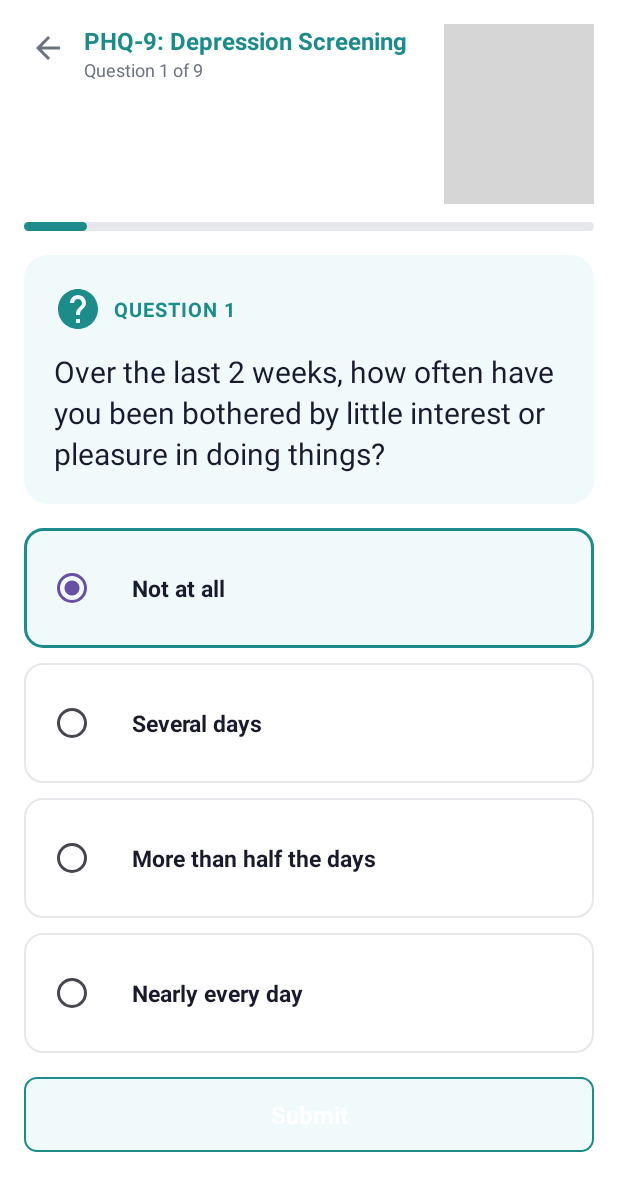
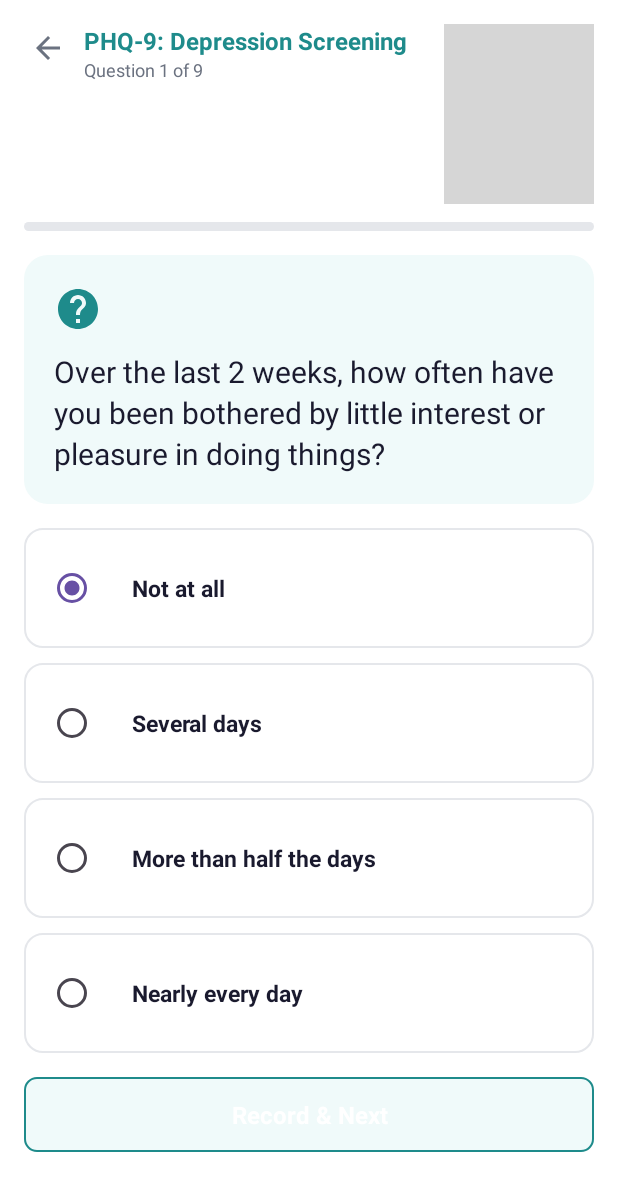
Before and after one commit to vishnu-kalaparty/hoohacks, an Android app: the ScreeningActivity screen opened directly, with no data from a screen before it, after a tap on "Not at all", on a phone screen of 412 x 824 dp. Shown: the top 1191 px of the screen. Run offline under Robolectric (Android 15) with nearby library versions, the light colour scheme and no system bars; libraries missing offline, so code that uses them is left out: androidx.camera.view, com.presagetech.smartspectra; plain views replace PreviewView; 5 statements that could not run were skipped; grey boxes are pictures that could not be loaded.

Commit message:
Implemented presage with questionaire

```diff
--- a/android_app/app/src/main/java/com/example/cadence/ScreeningActivity.kt
+++ b/android_app/app/src/main/java/com/example/cadence/ScreeningActivity.kt
@@ -12,15 +12,13 @@ import android.widget.RadioButton
 import android.widget.TextView
 import android.widget.Toast
 import androidx.activity.enableEdgeToEdge
+import androidx.activity.result.contract.ActivityResultContracts
 import androidx.appcompat.app.AppCompatActivity
-import androidx.camera.core.CameraSelector
-import androidx.camera.core.Preview
-import androidx.camera.lifecycle.ProcessCameraProvider
-import androidx.camera.view.PreviewView
 import androidx.core.app.ActivityCompat
 import androidx.core.content.ContextCompat
 import androidx.core.view.ViewCompat
 import androidx.core.view.WindowInsetsCompat
+import com.presagetech.smartspectra.SmartSpectraSdk
 
 class ScreeningActivity : AppCompatActivity() {
 
@@ -29,6 +27,21 @@ class ScreeningActivity : AppCompatActivity() {
     private lateinit var scores: IntArray
     private lateinit var questions: Array<String>
     private lateinit var screeningTitle: String
+
+    private lateinit var tvQuestionCounter: TextView
+//    private lateinit var tvQuestionLabel: TextView
+    private lateinit var tvQuestionText: TextView
+    private lateinit var progressFill: View
+    private lateinit var answerCards: Array<LinearLayout>
+    private lateinit var radioButtons: Array<RadioButton>
+    private lateinit var btnSubmit: TextView
+    private var selectedAnswer = -1
+
+    private var sdk: SmartSpectraSdk? = null
+
+    // --- THE HACKY FIX: THE LOCK ---
+    // This prevents the "Buffer Received" from moving the question twice
+    private var isWaitingForData = false
 
     companion object {
         private val PHQ9_QUESTIONS = arrayOf(
@@ -42,196 +55,163 @@ class ScreeningActivity : AppCompatActivity() {
             "Over the last 2 weeks, how often have you been bothered by moving or speaking so slowly that other people could have noticed? Or the opposite — being so fidgety or restless that you have been moving around a lot more than usual?",
             "Over the last 2 weeks, how often have you been bothered by thoughts that you would be better off dead, or of hurting yourself in some way?"
         )
-
-        private val GAD7_QUESTIONS = arrayOf(
-            "Over the last 2 weeks, how often have you been bothered by feeling nervous, anxious, or on edge?",
-            "Over the last 2 weeks, how often have you been bothered by not being able to stop or control worrying?",
-            "Over the last 2 weeks, how often have you been bothered by worrying too much about different things?",
-            "Over the last 2 weeks, how often have you been bothered by trouble relaxing?",
-            "Over the last 2 weeks, how often have you been bothered by being so restless that it is hard to sit still?",
-            "Over the last 2 weeks, how often have you been bothered by becoming easily annoyed or irritable?",
-            "Over the last 2 weeks, how often have you been bothered by feeling afraid, as if something awful might happen?"
-        )
     }
-
-    private lateinit var tvQuestionCounter: TextView
-    private lateinit var tvQuestionLabel: TextView
-    private lateinit var tvQuestionText: TextView
-    private lateinit var progressFill: View
-    private lateinit var answerCards: Array<LinearLayout>
-    private lateinit var radioButtons: Array<RadioButton>
-    private lateinit var btnSubmit: TextView
-    private var selectedAnswer = -1
 
     override fun onCreate(savedInstanceState: Bundle?) {
         super.onCreate(savedInstanceState)
         enableEdgeToEdge()
         setContentView(R.layout.activity_screening)
-        ViewCompat.setOnApplyWindowInsetsListener(findViewById(R.id.main)) { v, insets ->
-            val systemBars = insets.getInsets(WindowInsetsCompat.Type.systemBars())
-            v.setPadding(systemBars.left, systemBars.top, systemBars.right, systemBars.bottom)
-            insets
-        }
 
-        // Load correct question set based on intent extra
-        val screeningType = intent.getStringExtra(SelectScreeningActivity.EXTRA_SCREENING_TYPE)
-            ?: SelectScreeningActivity.TYPE_PHQ9
+        setupUI()
+        setupPresageSDK()
+        displayQuestion()
+    }
 
-        if (screeningType == SelectScreeningActivity.TYPE_GAD7) {
-            questions = GAD7_QUESTIONS
-            screeningTitle = getString(R.string.screening_title_gad7)
-        } else {
-            questions = PHQ9_QUESTIONS
-            screeningTitle = getString(R.string.screening_title)
-        }
+    private fun setupUI() {
+        questions = PHQ9_QUESTIONS
         totalQuestions = questions.size
         scores = IntArray(totalQuestions)
 
         tvQuestionCounter = findViewById(R.id.tvQuestionCounter)
-        tvQuestionLabel = findViewById(R.id.tvQuestionLabel)
+//        tvQuestionLabel = findViewById(R.id.tvQuestionLabel)
         tvQuestionText = findViewById(R.id.tvQuestionText)
         progressFill = findViewById(R.id.screeningProgressFill)
-
-        val tvScreeningTitle = findViewById<TextView>(R.id.tvScreeningTitle)
-        tvScreeningTitle.text = screeningTitle
-
-        answerCards = arrayOf(
-            findViewById(R.id.answer0),
-            findViewById(R.id.answer1),
-            findViewById(R.id.answer2),
-            findViewById(R.id.answer3)
-        )
-
-        radioButtons = arrayOf(
-            findViewById(R.id.radio0),
-            findViewById(R.id.radio1),
-            findViewById(R.id.radio2),
-            findViewById(R.id.radio3)
-        )
-
         btnSubmit = findViewById(R.id.btnSubmitAnswer)
 
-        val btnBack = findViewById<ImageView>(R.id.btnScreeningBack)
-        btnBack.setOnClickListener { finish() }
+        answerCards = arrayOf(findViewById(R.id.answer0), findViewById(R.id.answer1), findViewById(R.id.answer2), findViewById(R.id.answer3))
+        radioButtons = arrayOf(findViewById(R.id.radio0), findViewById(R.id.radio1), findViewById(R.id.radio2), findViewById(R.id.radio3))
 
-        // Set up answer card click listeners
         for (i in answerCards.indices) {
             answerCards[i].setOnClickListener { selectAnswer(i) }
         }
 
-        // Submit button
-        btnSubmit.setOnClickListener { submitAnswer() }
+        btnSubmit.setOnClickListener {
+            if (selectedAnswer < 0) return@setOnClickListener
 
-        // Display initial question
-        displayQuestion()
+            // Start the sequence
+            isWaitingForData = true
+            if (checkPermissions()) {
+                launchPresageCamera()
+            } else {
+                requestPermissions()
+            }
+        }
+    }
 
-        // Start camera preview - TEMPORARILY DISABLED FOR DEBUGGING
-        // if (checkCameraPermission()) {
-        //     startCamera()
-        // } else {
-        //     requestCameraPermission()
-        // }
+    private fun setupPresageSDK() {
+        try {
+            SmartSpectraSdk.initialize(this.applicationContext)
+            sdk = SmartSpectraSdk.getInstance()
+            sdk?.setApiKey("q3aQxmrSky5XLokq8Js0Q3OcTkzsJ6244fz3gzLw")
+            sdk?.setMeasurementDuration(20.0)
+
+            sdk?.setMetricsBufferObserver { buffer ->
+                runOnUiThread {
+                    // ONLY move if we are actually waiting for data for the CURRENT question
+                    if (isWaitingForData) {
+                        Log.d("PresageTest", "Final Buffer Received for Question ${currentQuestion + 1}")
+
+                        // Process your data here if needed..
+                        if (buffer.hasPulse() && buffer.pulse.rateCount > 0) {
+                            val pulse = buffer.pulse.getRate(buffer.pulse.rateCount - 1).value
+//                            tvHeartRate.text = String.format("%.0f", pulse)
+                            Log.i("PresageTest", "Final HR: $pulse")
+                        }
+
+                        // Final Respiration Rate from buffer
+                        if (buffer.hasBreathing() && buffer.breathing.rateCount > 0) {
+                            val resp = buffer.breathing.getRate(buffer.breathing.rateCount - 1).value
+//                            tvRespRate.text = String.format("%.0f", resp)
+                            Log.i("PresageTest", "Final Resp: $resp")
+                        }
+
+                        isWaitingForData = false // Unlock
+                        moveToNextQuestion()
+                    }
+                }
+            }
+        } catch (e: Exception) {
+            Log.e("PresageTest", "Setup failed", e)
+        }
+    }
+
+    private val presageLauncher = registerForActivityResult(
+        ActivityResultContracts.StartActivityForResult()
+    ) { _ ->
+        Log.d("PresageTest", "Camera Activity Closed. Waiting for background buffer...")
+    }
+
+    private fun launchPresageCamera() {
+        try {
+            val intent = Intent()
+            intent.setClassName(this, "com.presagetech.smartspectra.ui.SmartSpectraActivity")
+            intent.addFlags(Intent.FLAG_ACTIVITY_NO_HISTORY)
+            presageLauncher.launch(intent)
+        } catch (e: Exception) {
+            isWaitingForData = false
+            moveToNextQuestion()
+        }
+    }
+
+    private fun moveToNextQuestion() {
+        runOnUiThread {
+            // Unlock the state immediately
+            isWaitingForData = false
+
+            if (currentQuestion < totalQuestions - 1) {
+                currentQuestion++
+                Log.d("PresageTest", "Incrementing to: $currentQuestion")
+
+                displayQuestion()
+
+                // HACK: Sometimes the camera activity gets "stuck" in front.
+                // This ensures your ScreeningActivity is visible again.
+                val intent = Intent(this, ScreeningActivity::class.java)
+                intent.addFlags(Intent.FLAG_ACTIVITY_REORDER_TO_FRONT)
+                startActivity(intent)
+
+            } else {
+                finishScreening()
+            }
+        }
     }
 
     private fun displayQuestion() {
         tvQuestionCounter.text = "Question ${currentQuestion + 1} of $totalQuestions"
-        tvQuestionLabel.text = "QUESTION ${currentQuestion + 1}"
         tvQuestionText.text = questions[currentQuestion]
-
-        // Update progress bar
-        progressFill.post {
-            val parent = progressFill.parent as View
-            val params = progressFill.layoutParams
-            params.width = (parent.width * ((currentQuestion + 1).toFloat() / totalQuestions)).toInt()
-            progressFill.layoutParams = params
-        }
-
-        // Reset answer selection
         selectedAnswer = -1
-        for (i in radioButtons.indices) {
-            radioButtons[i].isChecked = false
-            answerCards[i].setBackgroundResource(R.drawable.answer_card_background)
-        }
-
-        // Disable submit button
+        radioButtons.forEach { it.isChecked = false }
+        btnSubmit.isEnabled = false
         btnSubmit.alpha = 0.4f
-        btnSubmit.isEnabled = false
+        btnSubmit.text = "Record & Next" // Clear instruction for the user
     }
 
     private fun selectAnswer(score: Int) {
         selectedAnswer = score
-
-        // Update visual state
-        for (i in radioButtons.indices) {
-            radioButtons[i].isChecked = (i == score)
-            answerCards[i].setBackgroundResource(
-                if (i == score) R.drawable.answer_card_selected
-                else R.drawable.answer_card_background
-            )
-        }
-
-        // Store score
         scores[currentQuestion] = score
-
-        // Enable submit button
+        radioButtons.forEachIndexed { i, rb -> rb.isChecked = (i == score) }
+        btnSubmit.isEnabled = true
         btnSubmit.alpha = 1.0f
-        btnSubmit.isEnabled = true
-    }
-
-    private fun submitAnswer() {
-        if (selectedAnswer < 0) return
-
-        if (currentQuestion < totalQuestions - 1) {
-            currentQuestion++
-            displayQuestion()
-        } else {
-            finishScreening()
-        }
     }
 
     private fun finishScreening() {
         val intent = Intent(this, BreatheActivity::class.java)
         intent.putExtra("total_score", scores.sum())
-        intent.putExtra("screening_type",
-            getIntent().getStringExtra(SelectScreeningActivity.EXTRA_SCREENING_TYPE) ?: SelectScreeningActivity.TYPE_PHQ9)
         startActivity(intent)
         finish()
     }
 
-    private fun startCamera() {
-        val cameraProviderFuture = ProcessCameraProvider.getInstance(this)
-        cameraProviderFuture.addListener({
-            try {
-                val cameraProvider = cameraProviderFuture.get()
-                val preview = Preview.Builder().build()
-                val previewView = findViewById<PreviewView>(R.id.cameraPreview)
-                preview.setSurfaceProvider(previewView.surfaceProvider)
+    private fun checkPermissions() = ContextCompat.checkSelfPermission(
+        this, Manifest.permission.CAMERA) == PackageManager.PERMISSION_GRANTED
 
-                val cameraSelector = CameraSelector.DEFAULT_FRONT_CAMERA
-                cameraProvider.unbindAll()
-                cameraProvider.bindToLifecycle(this, cameraSelector, preview)
-            } catch (e: Exception) {
-                Log.e("ScreeningActivity", "Camera bind failed", e)
-            }
-        }, ContextCompat.getMainExecutor(this))
-    }
-
-    private fun checkCameraPermission(): Boolean {
-        return ContextCompat.checkSelfPermission(
-            this, Manifest.permission.CAMERA
-        ) == PackageManager.PERMISSION_GRANTED
-    }
-
-    private fun requestCameraPermission() {
+    private fun requestPermissions() {
         ActivityCompat.requestPermissions(this, arrayOf(Manifest.permission.CAMERA), 101)
     }
 
     override fun onRequestPermissionsResult(rc: Int, p: Array<out String>, g: IntArray) {
         super.onRequestPermissionsResult(rc, p, g)
         if (rc == 101 && g.isNotEmpty() && g[0] == PackageManager.PERMISSION_GRANTED) {
-            startCamera()
-        } else {
-            Toast.makeText(this, "Camera permission required for screening", Toast.LENGTH_LONG).show()
+            launchPresageCamera()
         }
     }
 }
--- a/android_app/app/src/main/res/layout/activity_screening.xml
+++ b/android_app/app/src/main/res/layout/activity_screening.xml
@@ -32,7 +32,7 @@
                 android:padding="4dp"
                 app:layout_constraintStart_toStartOf="parent"
                 app:layout_constraintTop_toTopOf="parent"
-                app:layout_constraintBottom_toBottomOf="@id/tvScreeningTitle" />
+                 />
 
             <!-- Title and question counter -->
             <LinearLayout
@@ -135,15 +135,15 @@
                     android:layout_marginEnd="8dp"
                     android:contentDescription="Question" />
 
-                <TextView
-                    android:id="@+id/tvQuestionLabel"
-                    android:layout_width="wrap_content"
-                    android:layout_height="wrap_content"
-                    android:text="QUESTION 1"
-                    android:textSize="13sp"
-                    android:textStyle="bold"
-                    android:textColor="@color/icon_teal"
-                    android:letterSpacing="0.05" />
+<!--                <TextView-->
+<!--                    android:id="@+id/tvQuestionLabel"-->
+<!--                    android:layout_width="wrap_content"-->
+<!--                    android:layout_height="wrap_content"-->
+<!--                    android:text="QUESTION 1"-->
+<!--                    android:textSize="13sp"-->
+<!--                    android:textStyle="bold"-->
+<!--                    android:textColor="@color/icon_teal"-->
+<!--                    android:letterSpacing="0.05" />-->
             </LinearLayout>
 
             <TextView
```
Also changed, not shown: android_app/app/src/main/AndroidManifest.xml (+9 -9 lines), android_app/app/src/main/java/com/example/cadence/CameraTestActivity.kt (+31 -34 lines).
